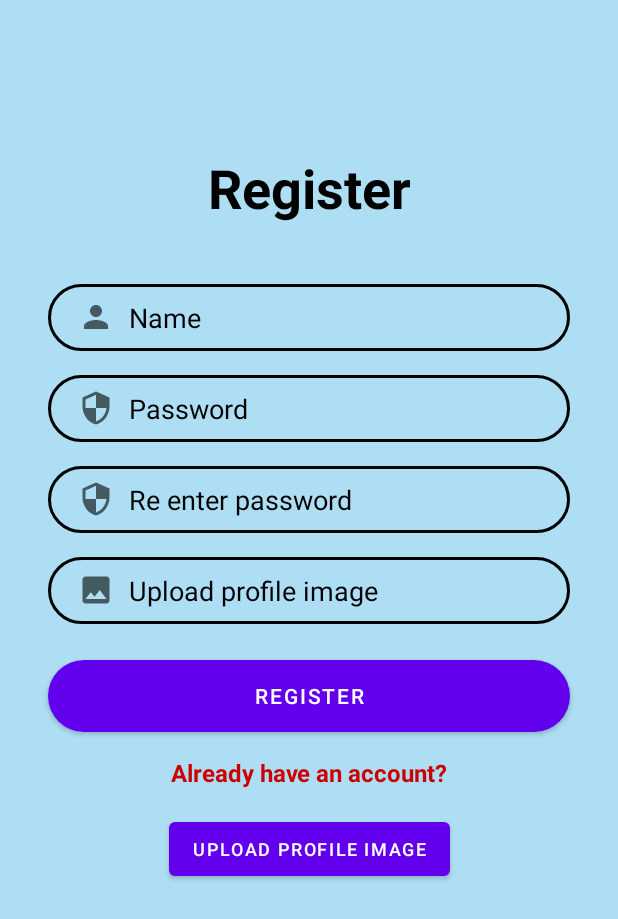
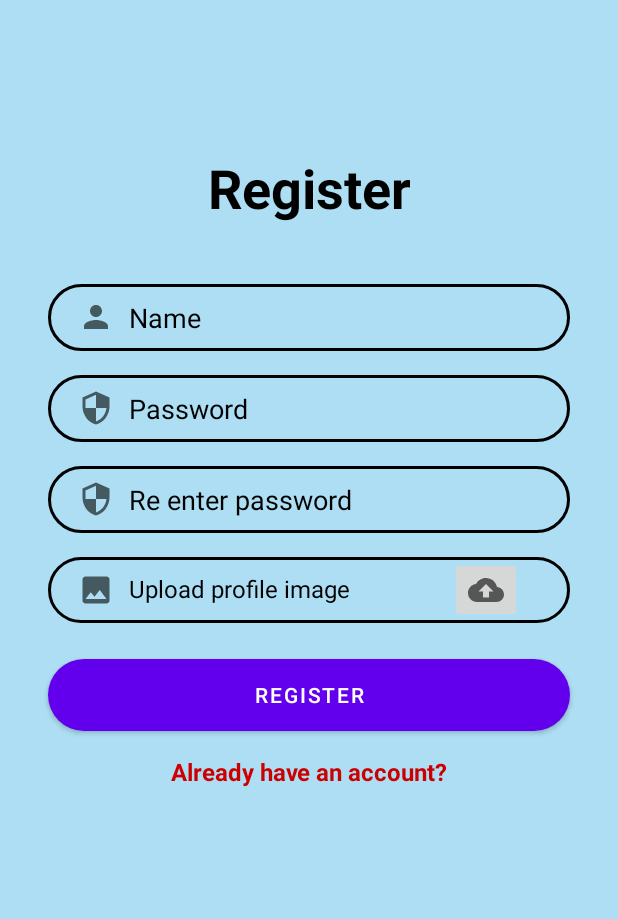
Before and after one commit to Omkar2402/Paryatan-Frontend, an Android app: the MainActivity screen opened directly, with no data from a screen before it, after a tap on "REGISTER", on a phone screen of 412 x 824 dp. Shown: the top 919 px of the screen. Run offline under Robolectric (Android 15) with nearby library versions, the phone set to English and light mode, and no system bars.

Commit message:
Added - Upload profile picture imagebutton

```diff
--- a/app/src/main/java/com/example/otpverify/MainActivity.java
+++ b/app/src/main/java/com/example/otpverify/MainActivity.java
@@ -9,13 +9,14 @@ import android.view.View;
 import android.view.Window;
 import android.widget.Button;
 import android.widget.EditText;
+import android.widget.ImageButton;
 import android.widget.ImageView;
 import android.widget.TextView;
 import android.widget.Toast;
 
 public class MainActivity extends AppCompatActivity {
 
-    Button BSelectImage;
+    ImageButton BSelectImage;
 
     // One Preview Image
     ImageView IVPreviewImage;
@@ -42,7 +43,7 @@ public class MainActivity extends AppCompatActivity {
                     Toast.makeText(MainActivity.this, "Registered successfully", Toast.LENGTH_SHORT).show();
                 }
                 else {
-                    Toast.makeText(MainActivity.this, "Passwords doesn't match", Toast.LENGTH_SHORT).show();
+                    Toast.makeText(MainActivity.this, "Passwords don't match", Toast.LENGTH_SHORT).show();
                 }
             }
         });
--- /dev/null
+++ b/app/src/main/res/drawable/ic_cloud_upload.xml
@@ -0,0 +1,10 @@
+<vector xmlns:android="http://schemas.android.com/apk/res/android"
+    android:width="24dp"
+    android:height="24dp"
+    android:viewportWidth="24"
+    android:viewportHeight="24"
+    android:tint="?attr/colorControlNormal">
+  <path
+      android:fillColor="@android:color/white"
+      android:pathData="M19.35,10.04C18.67,6.59 15.64,4 12,4 9.11,4 6.6,5.64 5.35,8.04 2.34,8.36 0,10.91 0,14c0,3.31 2.69,6 6,6h13c2.76,0 5,-2.24 5,-5 0,-2.64 -2.05,-4.78 -4.65,-4.96zM14,13v4h-4v-4H7l5,-5 5,5h-3z"/>
+</vector>
--- /dev/null
+++ b/app/src/main/res/drawable/image_backg.xml
@@ -0,0 +1,4 @@
+<?xml version="1.0" encoding="utf-8"?>
+<shape xmlns:android="http://schemas.android.com/apk/res/android">
+    <corners android:radius="70dp"></corners>
+</shape>
--- a/app/src/main/res/layout/activity_main2.xml
+++ b/app/src/main/res/layout/activity_main2.xml
@@ -89,7 +89,7 @@
         app:layout_constraintStart_toStartOf="@+id/inputPassword"
         app:layout_constraintTop_toBottomOf="@+id/inputPassword" />
 
-    <EditText
+    <TextView
         android:id="@+id/inputprofileimage"
         android:layout_width="0dp"
         android:layout_height="wrap_content"
@@ -98,8 +98,8 @@
         android:drawableLeft="@drawable/ic_image"
         android:drawablePadding="10dp"
         android:ems="10"
-        android:hint="Upload profile image"
-        android:inputType=""
+        android:text="Upload profile image"
+        android:textSize="16sp"
         android:paddingLeft="20dp"
         android:paddingTop="10dp"
         android:paddingRight="10dp"
@@ -107,6 +107,7 @@
         android:textColor="@color/black"
         android:textColorHint="@color/black"
         app:layout_constraintEnd_toEndOf="@+id/inputreenterpass"
+        app:layout_constraintHorizontal_bias="0.0"
         app:layout_constraintStart_toStartOf="@+id/inputreenterpass"
         app:layout_constraintTop_toBottomOf="@+id/inputreenterpass" />
 
@@ -136,27 +137,28 @@
         app:layout_constraintStart_toStartOf="@+id/Registerbutton"
         app:layout_constraintTop_toBottomOf="@+id/Registerbutton" />
 
-    <Button
-        android:id="@+id/BSelectImage"
-        android:layout_width="wrap_content"
-        android:layout_height="wrap_content"
-        android:layout_marginTop="16dp"
-        android:text="Upload Profile image"
-        android:textSize="12sp"
-        app:layout_constraintEnd_toEndOf="@+id/alreadyhaveacc"
-        app:layout_constraintStart_toStartOf="@+id/alreadyhaveacc"
-        app:layout_constraintTop_toBottomOf="@+id/alreadyhaveacc" />
 
     <ImageView
         android:id="@+id/IVPreviewImage"
         android:layout_width="100sp"
         android:layout_height="100sp"
         android:layout_below="@id/BSelectImage"
-        android:layout_marginTop="8dp"
-        app:layout_constraintEnd_toEndOf="@+id/BSelectImage"
-        app:layout_constraintStart_toStartOf="@+id/BSelectImage"
-        app:layout_constraintTop_toBottomOf="@+id/BSelectImage" />
+        android:layout_marginTop="16dp"
+        app:layout_constraintEnd_toEndOf="parent"
+        app:layout_constraintHorizontal_bias="0.567"
+        app:layout_constraintStart_toEndOf="@+id/register"
+        app:layout_constraintTop_toTopOf="parent" />
 
+    <ImageButton
+        android:id="@+id/BSelectImage"
+        android:layout_width="wrap_content"
+        android:layout_height="wrap_content"
+        android:layout_marginEnd="32dp"
+        android:layout_marginRight="32dp"
+        app:layout_constraintEnd_toEndOf="@+id/inputprofileimage"
+        app:layout_constraintTop_toTopOf="@+id/inputprofileimage"
+        app:srcCompat="@drawable/ic_cloud_upload"
+        tools:ignore="VectorDrawableCompat" />
 
 
 </androidx.constraintlayout.widget.ConstraintLayout>
```
